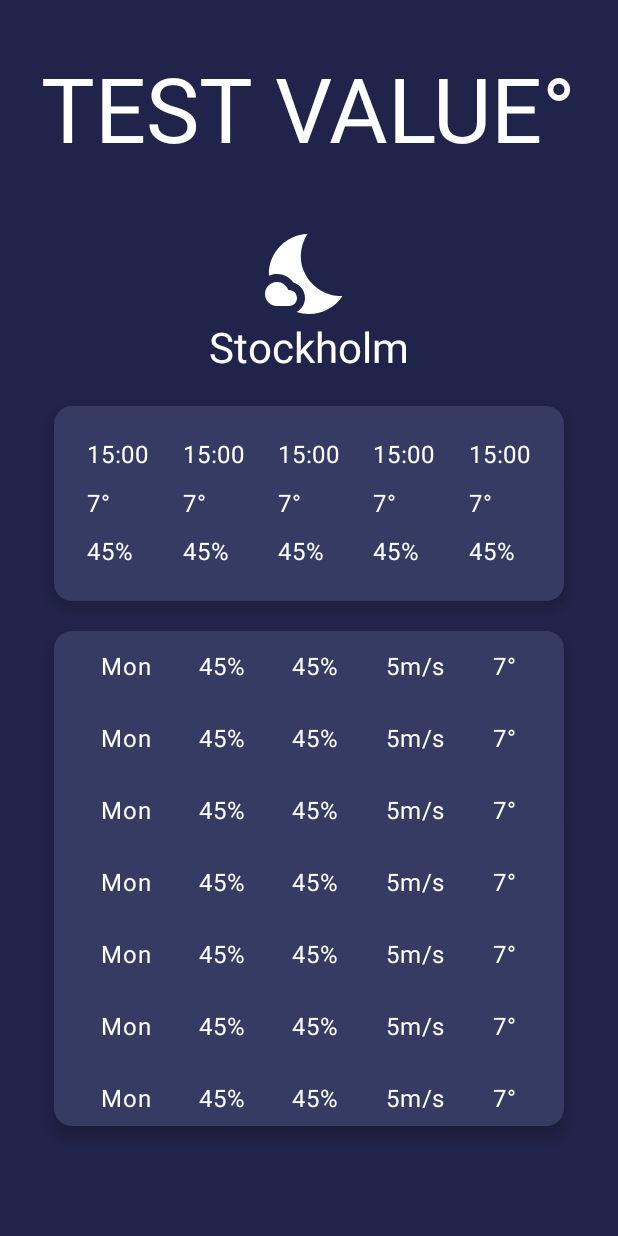
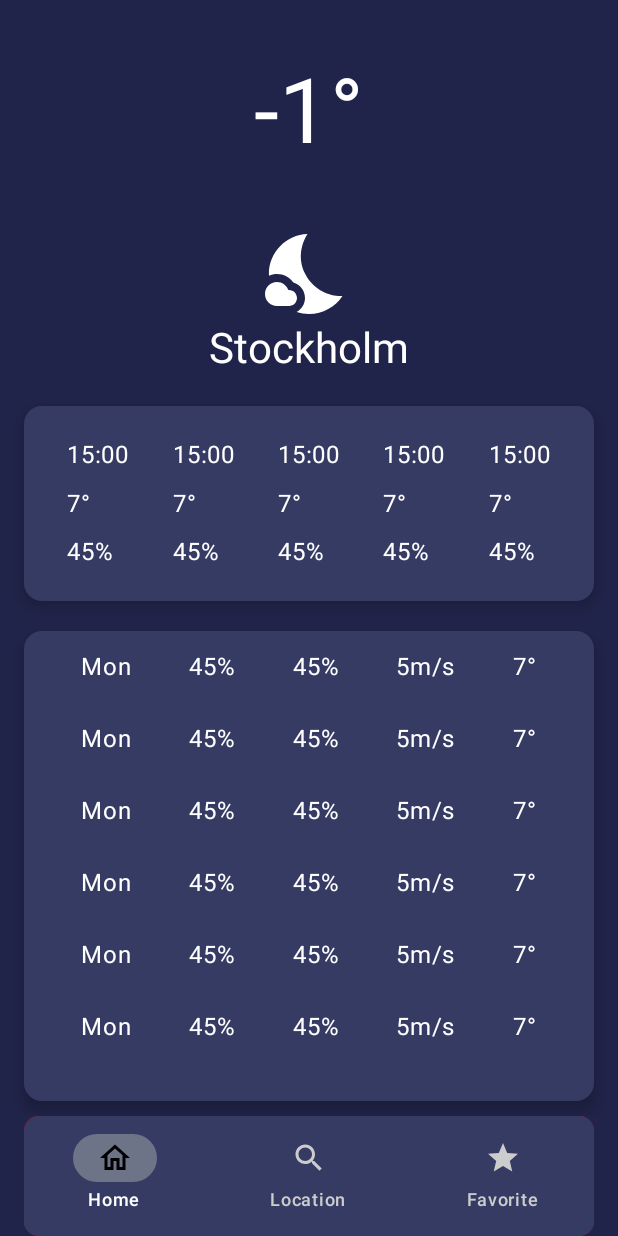
Before and after one commit to KTH-awaken/Mobila-Applikationer-Lab1.2, an Android app built with Jetpack Compose: the screen it shows after launch (MainActivity), on a phone screen of 412 x 824 dp. Run offline under Robolectric (Android 15) with nearby library versions, the phone set to English and light mode, and no system bars.

Commit message:
bottom nav bar added

```diff
--- a/app/src/main/java/com/example/mobila_applikationer_lab12/MainActivity.kt
+++ b/app/src/main/java/com/example/mobila_applikationer_lab12/MainActivity.kt
@@ -4,13 +4,22 @@ import android.os.Bundle
 import android.util.Log
 import androidx.activity.ComponentActivity
 import androidx.activity.compose.setContent
+import androidx.compose.foundation.layout.Box
 import androidx.compose.foundation.layout.fillMaxSize
+import androidx.compose.foundation.layout.height
+import androidx.compose.foundation.layout.padding
+import androidx.compose.material3.ExperimentalMaterial3Api
 import androidx.compose.material3.MaterialTheme
+import androidx.compose.material3.Scaffold
 import androidx.compose.material3.Surface
 import androidx.compose.material3.Text
 import androidx.compose.runtime.Composable
+import androidx.compose.runtime.mutableStateOf
+import androidx.compose.runtime.remember
 import androidx.compose.ui.Modifier
 import androidx.compose.ui.tooling.preview.Preview
+import androidx.compose.ui.unit.dp
+import androidx.navigation.NavHostController
 import com.example.mobila_applikationer_lab12.networking.JokeDataSource
 import com.example.mobila_applikationer_lab12.ui.theme.MobilaApplikationerLab12Theme
 import kotlinx.coroutines.runBlocking
@@ -19,30 +28,60 @@ import com.example.mobila_applikationer_lab12.ui.screens.Home
 import androidx.navigation.compose.NavHost
 import androidx.navigation.compose.composable
 import com.example.mobila_applikationer_lab12.networking.WeatherDataSource
+import com.example.mobila_applikationer_lab12.ui.Destinations
+import com.example.mobila_applikationer_lab12.ui.components.BottomBar
 import com.example.mobila_applikationer_lab12.ui.viewmodels.WeatherVM
+import android.os.Build
+import android.view.View
+import android.view.WindowInsets
+import android.view.WindowInsetsController
+import androidx.compose.foundation.layout.width
+import androidx.compose.ui.Alignment
 
 class MainActivity : ComponentActivity() {
+    @OptIn(ExperimentalMaterial3Api::class)
     override fun onCreate(savedInstanceState: Bundle?) {
         super.onCreate(savedInstanceState)
+
+        hideSystemBars()
         setContent {
             MobilaApplikationerLab12Theme {
                 val navController = rememberNavController()
-                // A surface container using the 'background' color from the theme
+                val vm = WeatherVM(application = application)
+
+//                    runBlocking {
+//                        test()
+//                    }
+
+                var buttonsVisible = remember { mutableStateOf(true) }
                 Surface(
                     modifier = Modifier.fillMaxSize(),
                     color = MaterialTheme.colorScheme.background
                 ) {
-                    NavHost(navController, startDestination = "home"){
-                        composable("home"){
-                            val vm = WeatherVM(application = application)
-                            Home(vm,navController)
+                    Scaffold(
+                        bottomBar = { BottomBar(navController = navController, state =buttonsVisible) }
+                    ){paddingValues ->
+                        Box(
+                            modifier =Modifier.padding(paddingValues)
+                        ){
+                            NavigationGraph(navController = navController, vm = vm )
                         }
-                    }
-                    runBlocking {
-                        test()
                     }
                 }
             }
+        }
+    }
+}
+
+@Composable
+fun NavigationGraph(navController: NavHostController,vm: WeatherVM) {
+    NavHost(navController, startDestination = Destinations.HomeScreen.route) {
+        composable(Destinations.HomeScreen.route) {
+            Home(vm,navController)
+        }
+        composable(Destinations.Search.route) {
+        }
+        composable(Destinations.Favourite.route) {
         }
     }
 }
@@ -67,3 +106,21 @@ fun GreetingPreview() {
         Greeting("Android")
     }
 }
+
+fun ComponentActivity.hideSystemBars() {
+    window.decorView.systemUiVisibility = (
+        View.SYSTEM_UI_FLAG_IMMERSIVE
+                or View.SYSTEM_UI_FLAG_LAYOUT_STABLE
+                or View.SYSTEM_UI_FLAG_LAYOUT_FULLSCREEN
+                or View.SYSTEM_UI_FLAG_HIDE_NAVIGATION
+                or View.SYSTEM_UI_FLAG_FULLSCREEN
+                or View.SYSTEM_UI_FLAG_LOW_PROFILE
+    )
+
+    if (Build.VERSION.SDK_INT >= Build.VERSION_CODES.R) {
+        window.insetsController?.let {
+            it.hide(WindowInsets.Type.statusBars())
+            it.systemBarsBehavior = WindowInsetsController.BEHAVIOR_SHOW_TRANSIENT_BARS_BY_SWIPE
+        }
+    }
+}
--- /dev/null
+++ b/app/src/main/java/com/example/mobila_applikationer_lab12/ui/Destinations.kt
@@ -0,0 +1,35 @@
+package com.example.mobila_applikationer_lab12.ui
+
+import androidx.compose.material.icons.Icons
+import androidx.compose.material.icons.outlined.Favorite
+import androidx.compose.material.icons.outlined.Home
+import androidx.compose.material.icons.outlined.Notifications
+import androidx.compose.material.icons.outlined.Search
+import androidx.compose.material.icons.outlined.Star
+import androidx.compose.ui.graphics.vector.ImageVector
+
+sealed class Destinations(
+    val route: String,
+    val title: String? = null,
+    val icon: ImageVector? = null
+) {
+    object HomeScreen : Destinations(
+        route = "home",
+        title = "Home",
+        icon = Icons.Outlined.Home
+    )
+
+    object Search : Destinations(
+        route = "search",
+        title = "Location",
+        icon = Icons.Outlined.Search
+    )
+
+    object Favourite : Destinations(
+        route = "favourite",
+        title = "Favorite",
+        icon = Icons.Outlined.Star
+    )
+
+
+}
--- /dev/null
+++ b/app/src/main/java/com/example/mobila_applikationer_lab12/ui/Styles.kt
@@ -0,0 +1,8 @@
+package com.example.mobila_applikationer_lab12.ui
+
+import androidx.compose.ui.unit.dp
+
+object Styles{
+    val componentWidth = 380.dp
+
+}
--- /dev/null
+++ b/app/src/main/java/com/example/mobila_applikationer_lab12/ui/components/BottomBar.kt
@@ -0,0 +1,91 @@
+package com.example.mobila_applikationer_lab12.ui.components
+
+import androidx.compose.foundation.background
+import androidx.compose.foundation.layout.Column
+import androidx.compose.foundation.layout.fillMaxWidth
+import androidx.compose.foundation.layout.size
+import androidx.compose.foundation.layout.width
+import androidx.compose.foundation.layout.wrapContentSize
+import androidx.compose.foundation.shape.RoundedCornerShape
+import androidx.compose.material3.AlertDialogDefaults.shape
+import androidx.compose.material3.Icon
+import androidx.compose.material3.NavigationBar
+import androidx.compose.material3.NavigationBarItem
+import androidx.compose.material3.NavigationBarItemDefaults
+import androidx.compose.material3.Text
+import androidx.compose.runtime.Composable
+import androidx.compose.runtime.MutableState
+import androidx.compose.runtime.getValue
+import androidx.compose.ui.Alignment
+import androidx.compose.ui.Modifier
+import androidx.compose.ui.draw.clip
+import androidx.compose.ui.graphics.Color
+import androidx.compose.ui.unit.dp
+import androidx.navigation.NavGraph.Companion.findStartDestination
+import androidx.navigation.NavHostController
+import androidx.navigation.compose.currentBackStackEntryAsState
+import com.example.mobila_applikationer_lab12.ui.Destinations
+import com.example.mobila_applikationer_lab12.ui.Styles.componentWidth
+
+@Composable
+fun BottomBar(
+    navController: NavHostController, state: MutableState<Boolean>
+) {
+    val screens = listOf(
+        Destinations.HomeScreen, Destinations.Search,Destinations.Favourite,
+    )
+    Column(
+        modifier = Modifier
+            .fillMaxWidth()
+            .background(Color(33, 36, 74))
+        ,
+        horizontalAlignment = Alignment.CenterHorizontally
+    ) {
+
+        NavigationBar(
+            modifier = Modifier
+                .size(width =componentWidth, height = 80.dp).clip(shape = RoundedCornerShape(10.dp)).background(Color.Red)
+                .background(
+                    color = Color(54, 59, 100),
+                    shape = RoundedCornerShape(topStart = 16.dp, topEnd = 16.dp)
+                )
+                .width(componentWidth)
+            ,
+            containerColor = Color(54, 59, 100),
+        ) {
+            val navBackStackEntry by navController.currentBackStackEntryAsState()
+            val currentRoute = navBackStackEntry?.destination?.route
+
+            screens.forEach { screen ->
+
+                NavigationBarItem(
+                    label = {
+                        Text(text = screen.title!!)
+                    },
+                    icon = {
+                        Icon(
+                            imageVector = screen.icon!!,
+                            contentDescription = "",
+                            tint = if (currentRoute == screen.route) Color.Black else Color.LightGray
+                        )
+                    },
+                    selected = currentRoute == screen.route,
+                    onClick = {
+                        navController.navigate(screen.route) {
+                            popUpTo(navController.graph.findStartDestination().id) {
+                                saveState = true
+                            }
+                            launchSingleTop = true
+                            restoreState = true
+                        }
+                    },
+                    colors = NavigationBarItemDefaults.colors(
+                        unselectedTextColor = Color.LightGray, selectedTextColor = Color.White
+                    ),
+                )
+            }
+        }
+    }
+
+
+}
--- a/app/src/main/java/com/example/mobila_applikationer_lab12/ui/components/BottomNav.kt
+++ /dev/null
@@ -1,16 +0,0 @@
-package com.example.mobila_applikationer_lab12.ui.components
-
-import androidx.compose.foundation.layout.Row
-import androidx.compose.runtime.Composable
-import androidx.navigation.NavController
-
-@Composable
-fun BottomNav(
-    navController: NavController
-){
-    Row (
-
-    ){
-
-    }
-}
--- a/app/src/main/java/com/example/mobila_applikationer_lab12/ui/components/HourlyView.kt
+++ b/app/src/main/java/com/example/mobila_applikationer_lab12/ui/components/HourlyView.kt
@@ -15,6 +15,7 @@ import androidx.compose.ui.Alignment
 import androidx.compose.ui.Modifier
 import androidx.compose.ui.graphics.Color
 import androidx.compose.ui.unit.dp
+import com.example.mobila_applikationer_lab12.ui.Styles.componentWidth
 
 @Composable
 fun HourlyView(
@@ -34,7 +35,7 @@ fun HourlyView(
             colors = customCardColors,
             elevation = CardDefaults.cardElevation(defaultElevation = 6.dp,),
             modifier = Modifier
-                .size(width = 340.dp, height = 130.dp)
+                .size(width = componentWidth, height = 130.dp)
         ){
             Row(
                 modifier = Modifier.fillMaxWidth(),
--- a/app/src/main/java/com/example/mobila_applikationer_lab12/ui/components/SevenDayView.kt
+++ b/app/src/main/java/com/example/mobila_applikationer_lab12/ui/components/SevenDayView.kt
@@ -20,6 +20,7 @@ import androidx.compose.ui.graphics.Color
 import androidx.compose.ui.unit.dp
 import androidx.compose.ui.unit.sp
 import com.example.mobila_applikationer_lab12.R
+import com.example.mobila_applikationer_lab12.ui.Styles.componentWidth
 
 @Composable
 fun SevenDayView(
@@ -39,7 +40,7 @@ fun SevenDayView(
             colors = customCardColors,
             elevation = CardDefaults.cardElevation(defaultElevation = 6.dp,),
             modifier = Modifier
-                .size(width = 340.dp, height = 330.dp)
+                .size(width = componentWidth, height = 330.dp)
         ){
             Day()
             Day()
--- a/app/src/main/java/com/example/mobila_applikationer_lab12/ui/screens/Home.kt
+++ b/app/src/main/java/com/example/mobila_applikationer_lab12/ui/screens/Home.kt
@@ -5,15 +5,12 @@ import androidx.compose.foundation.background
 import androidx.compose.foundation.layout.Arrangement
 import androidx.compose.foundation.layout.Column
 import androidx.compose.foundation.layout.fillMaxSize
-import androidx.compose.foundation.layout.padding
 import androidx.compose.material3.ExperimentalMaterial3Api
-import androidx.compose.material3.Scaffold
 import androidx.compose.runtime.Composable
 import androidx.compose.ui.Alignment
 import androidx.compose.ui.Modifier
 import androidx.compose.ui.graphics.Color
 import androidx.navigation.NavController
-import com.example.mobila_applikationer_lab12.ui.components.BottomNav
 import com.example.mobila_applikationer_lab12.ui.components.HourlyView
 import com.example.mobila_applikationer_lab12.ui.components.Overview
 import com.example.mobila_applikationer_lab12.ui.components.SevenDayView
@@ -28,9 +25,7 @@ fun Home(
     navController: NavController
     //todo add nav controller
 ){
-    Scaffold(
-        bottomBar = { BottomNav(navController = navController) }
-    ) {
+
     Column( // Container
         modifier = Modifier
             .fillMaxSize()
@@ -44,29 +39,3 @@ fun Home(
         SevenDayView()
     }
 }
-}
-
-
-//Column verson
-//@Composable
-//fun Home(
-//    vm :WeatherVM,
-//    navController: NavController
-//    //todo add nav controller
-//){
-//    Column( // Container
-//        modifier = Modifier
-//            .fillMaxSize()
-//            .background(Color(33, 36, 74)),
-//        horizontalAlignment = Alignment.CenterHorizontally,
-//
-//    ){
-////        vm.fetchWeatherData()
-//        Overview(vm = vm)
-//        HourlyView()
-//        SevenDayView()
-//        BottomNavigation(navController = navController)
-//    }
-//}
-//
-//
--- a/app/src/main/java/com/example/mobila_applikationer_lab12/ui/viewmodels/WeatherVM.kt
+++ b/app/src/main/java/com/example/mobila_applikationer_lab12/ui/viewmodels/WeatherVM.kt
@@ -29,7 +29,7 @@ interface WeatherViewModel{
 class WeatherVM(
 application: Application
 ) :AndroidViewModel(application), WeatherViewModel{
-    private val _currentAreaTemperature = MutableStateFlow("TEST VALUE")
+    private val _currentAreaTemperature = MutableStateFlow("-1")
     override val currentAreaTemperature: StateFlow<String>
         get() = _currentAreaTemperature.asStateFlow()
 
```
Lines whose indentation alone changed are shown as unchanged.
